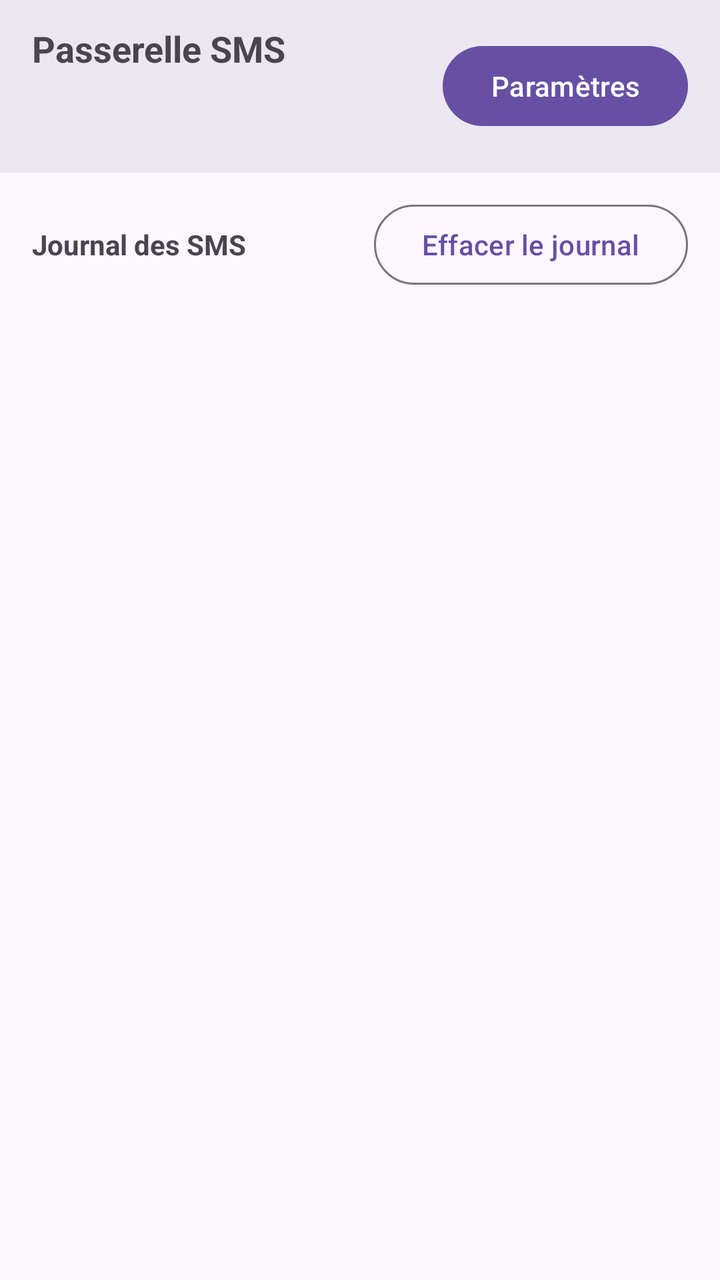
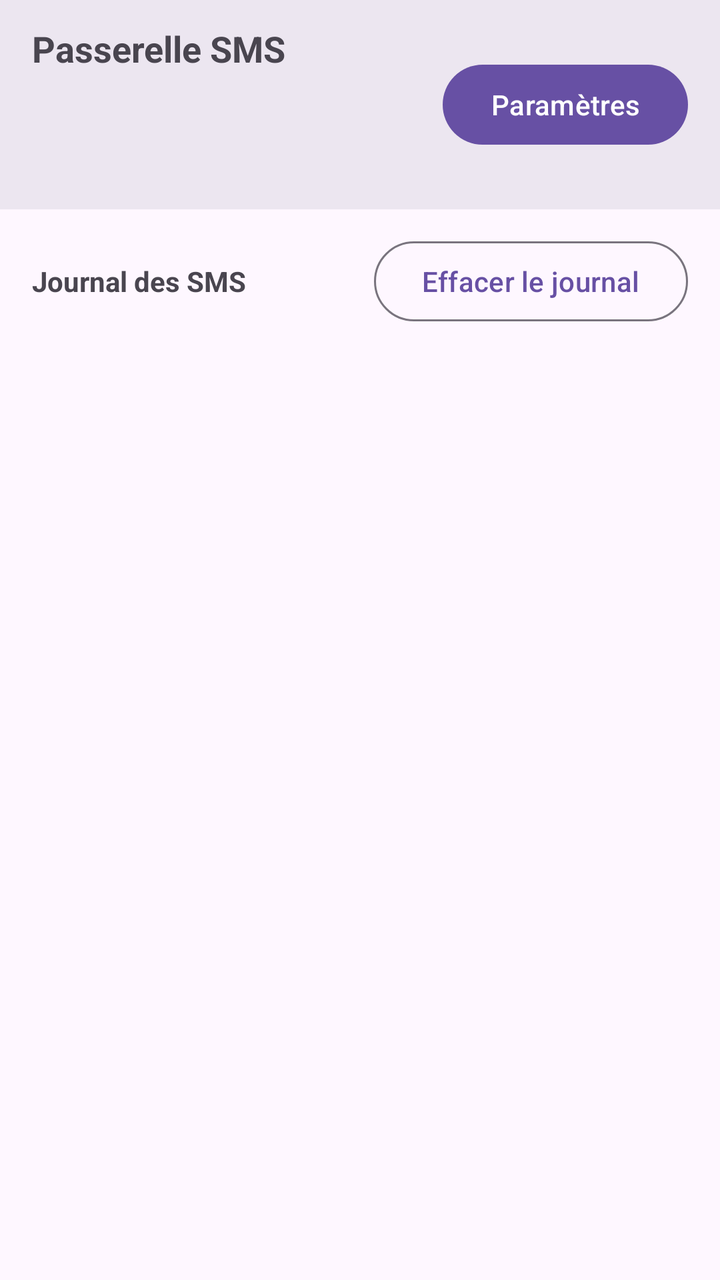

The first picture is an Android layout as it rendered before a commit; the second is the same layout after the commit. The layout source and the unified diff follow.
<!-- AndroidManifest.xml: application theme Theme.SmsGateway -->
<!-- res/layout/activity_main.xml -->
<?xml version="1.0" encoding="utf-8"?>
<LinearLayout xmlns:android="http://schemas.android.com/apk/res/android"
    xmlns:app="http://schemas.android.com/apk/res-auto"
    android:layout_width="match_parent"
    android:layout_height="match_parent"
    android:fitsSystemWindows="true"
    android:orientation="vertical">

    <LinearLayout
        android:layout_width="match_parent"
        android:layout_height="wrap_content"
        android:background="?attr/colorSurfaceContainerHigh"
        android:gravity="center_vertical"
        android:orientation="horizontal"
        android:paddingStart="16dp"
        android:paddingTop="12dp"
        android:paddingEnd="16dp"
        android:paddingBottom="12dp">

        <LinearLayout
            android:layout_width="0dp"
            android:layout_height="wrap_content"
            android:layout_weight="1"
            android:orientation="vertical">

            <TextView
                android:layout_width="wrap_content"
                android:layout_height="wrap_content"
                android:text="@string/app_name"
                android:textSize="18sp"
                android:textStyle="bold" />

            <TextView
                android:id="@+id/textVersion"
                android:layout_width="wrap_content"
                android:layout_height="wrap_content"
                android:layout_marginTop="2dp"
                android:textColor="?attr/colorPrimary"
                android:textSize="13sp"
                android:textStyle="bold" />

            <TextView
                android:id="@+id/textLastSync"
                android:layout_width="wrap_content"
                android:layout_height="wrap_content"
                android:layout_marginTop="2dp"
                android:textColor="?attr/colorOnSurfaceVariant"
                android:textSize="12sp" />
        </LinearLayout>

        <com.google.android.material.button.MaterialButton
            android:id="@+id/btnOpenSettings"
            android:layout_width="wrap_content"
            android:layout_height="wrap_content"
            android:text="@string/settings_title" />
    </LinearLayout>

    <LinearLayout
        android:layout_width="match_parent"
        android:layout_height="wrap_content"
        android:gravity="center_vertical"
        android:orientation="horizontal"
        android:paddingStart="16dp"
        android:paddingTop="12dp"
        android:paddingEnd="16dp">

        <TextView
            android:layout_width="0dp"
            android:layout_height="wrap_content"
            android:layout_weight="1"
            android:text="@string/log_title"
            android:textStyle="bold" />

        <com.google.android.material.button.MaterialButton
            android:id="@+id/btnClearLogs"
            style="@style/Widget.Material3.Button.OutlinedButton"
            android:layout_width="wrap_content"
            android:layout_height="wrap_content"
            android:text="@string/clear_logs" />
    </LinearLayout>

    <TextView
        android:id="@+id/textEmpty"
        android:layout_width="match_parent"
        android:layout_height="wrap_content"
        android:gravity="center"
        android:padding="24dp"
        android:text="@string/log_empty"
        android:visibility="gone" />

    <ListView
        android:id="@+id/listLogs"
        android:layout_width="match_parent"
        android:layout_height="0dp"
        android:layout_weight="1"
        android:clipToPadding="false"
        android:divider="@null"
        android:dividerHeight="8dp"
        android:padding="16dp" />
</LinearLayout>
<!-- resources referenced by this layout -->
<resources>
  <string name="app_name">Passerelle SMS</string>
  <string name="clear_logs">Effacer le journal</string>
  <string name="log_empty">Aucun SMS envoyé pour l\'instant.\nLes derniers SMS apparaîtront ici.</string>
  <string name="log_title">Journal des SMS</string>
  <string name="settings_title">Paramètres</string>
  <style name="Theme.SmsGateway" parent="Theme.Material3.DayNight.NoActionBar" />
</resources>

<!-- the commit's change to res/layout/activity_main.xml (unified diff, before → after) -->
@@ -41,6 +41,14 @@
 
             <TextView
                 android:id="@+id/textLastSync"
+                android:layout_width="wrap_content"
+                android:layout_height="wrap_content"
+                android:layout_marginTop="2dp"
+                android:textColor="?attr/colorOnSurfaceVariant"
+                android:textSize="12sp" />
+
+            <TextView
+                android:id="@+id/textLastIncoming"
                 android:layout_width="wrap_content"
                 android:layout_height="wrap_content"
                 android:layout_marginTop="2dp"
